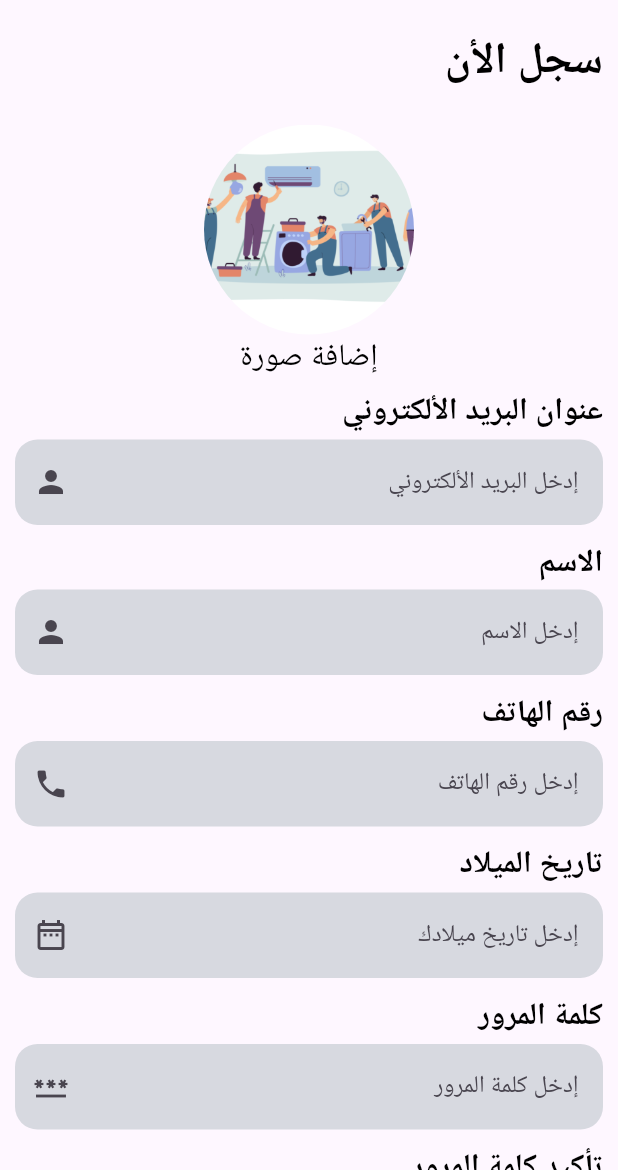
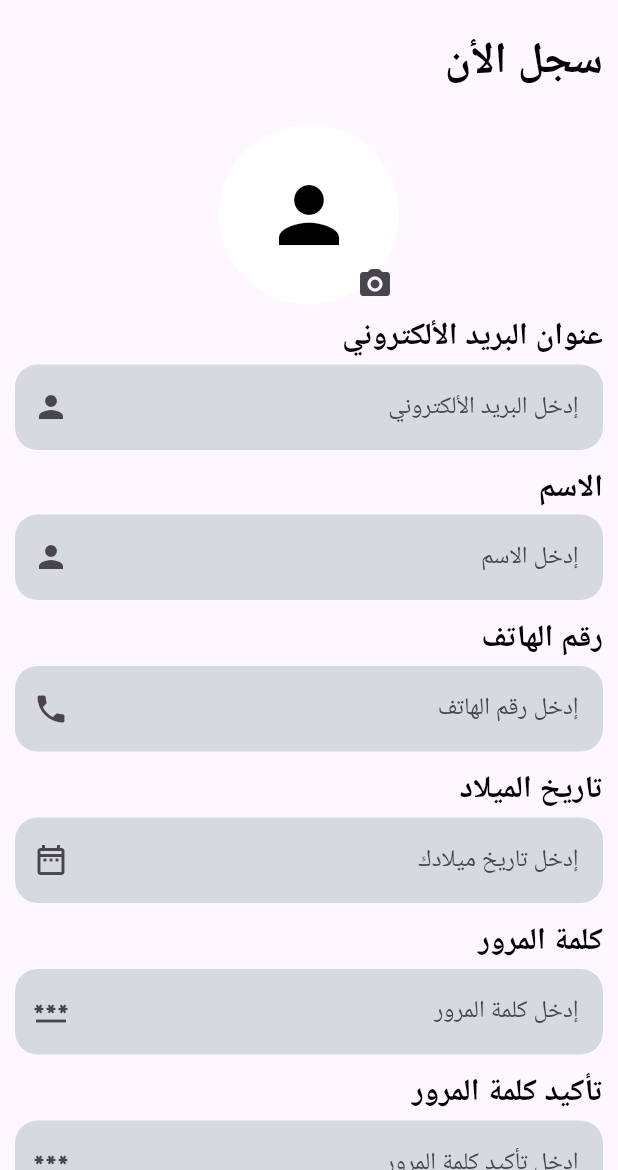
Before and after one commit to Zonetto/flutter_announcement_of_services_app, a Flutter app: the RegistrationOptionScreen screen opened directly, after a tap on "إنشاء حساب", on a phone screen of 412 x 824 dp, the part 66-1236 px from its top. Run offline on Flutter 3.47's test engine with Material 3 defaults, Android fonts, the phone set to English and light mode, and no system bars; our stand-ins replace cloud_firestore, firebase_storage, image_picker, shared_preferences; accounts and stored records are empty.

Commit message:
UPD create_account_form.dart

```diff
--- a/lib/components/form/create_account_form.dart
+++ b/lib/components/form/create_account_form.dart
@@ -1,9 +1,6 @@
 import 'dart:io';
-
-import 'package:announcement_of_services/components/custom_text.dart';
 import 'package:announcement_of_services/components/custom_text_form_field.dart';
 import 'package:announcement_of_services/module/user_model.dart';
-import 'package:announcement_of_services/utils/constant/font_size.dart';
 import 'package:announcement_of_services/utils/date_picker.dart';
 import 'package:announcement_of_services/components/custom_buttom.dart';
 import 'package:announcement_of_services/utils/navigate_utils.dart';
@@ -51,59 +48,41 @@ class _CreateAccountFormState extends State<CreateAccountForm> {
                     children: [
                       Column(
                         children: [
+                          Stack(
+                            children: [
                               _selectedImage == null
-                              ? ClipRRect(
-                                  borderRadius: BorderRadius.circular(150),
-                                  child: Image(
-                                    image: const AssetImage(
-                                      'assets/images/clients_home_appliance1.png',
-                                    ),
-                                    height: 140,
-                                    width: 140,
-                                    fit: BoxFit.cover,
-                                    loadingBuilder:
-                                        (context, child, loadingProgress) {
-                                      if (loadingProgress == null) return child;
-                                      return const Center(
-                                        child: CircularProgressIndicator(),
-                                      );
-                                    },
+                                  ? const CircleAvatar(
+                                      radius: 60,
+                                      backgroundColor: Colors.white,
+                                      child: Icon(
+                                        Icons.person,
+                                        size: 60,
+                                        color: Colors.black,
                                       ),
                                     )
-                              : ClipRRect(
-                                  borderRadius: BorderRadius.circular(150),
-                                  child: Image.file(
+                                  : CircleAvatar(
+                                      radius: 60,
+                                      backgroundColor: Colors.white,
+                                      backgroundImage: FileImage(
                                         _selectedImage!,
-                                    height: 140,
-                                    width: 140,
-                                    fit: BoxFit.cover,
                                       ),
                                     ),
-                          GestureDetector(
-                            onTap: () async {
-                              // getImage(ImageSource.gallery);
-                              // Navigator.of(context).pop();
-
-                              // Map<Permission, PermissionStatus> statuses = await [
-                              //   Permission.storage,
-                              //   Permission.camera
-                              // ].request();
-                              // if (statuses[Permission.storage]!.isGranted &&
-                              //     statuses[Permission.camera]!.isGranted) {
-
+                              Positioned(
+                                bottom: -10,
+                                left: 80,
+                                child: IconButton(
+                                  onPressed: () async {
                                     final XFile? selectedImage =
                                         await pickImage(ImageSource.gallery);
                                     setState(() {
-                                _selectedImage = File(selectedImage!.path);
+                                      _selectedImage =
+                                          File(selectedImage!.path);
                                     });
-                              // } else {
-                              //   print('No');
-                              // }
                                   },
-                            child: const CustomText(
-                              title: 'إضافة صورة',
-                              size: FontSize.subtitle,
+                                  icon: const Icon(Icons.camera_alt_rounded),
                                 ),
+                              )
+                            ],
                           ),
                         ],
                       ),
```
Lines whose indentation alone changed are shown as unchanged.
